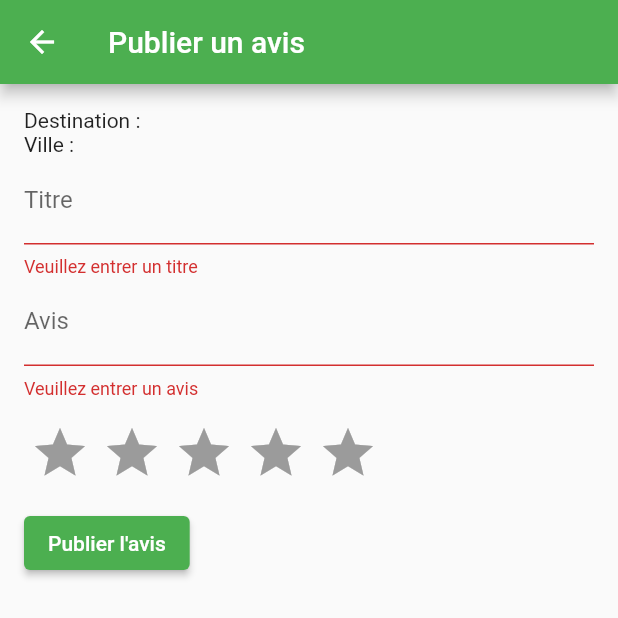
After one commit to MauroHEG/CHARTER_SA, a Flutter app: the ReviewScreen screen opened directly, after a tap on an icon or button, on a phone screen of 412 x 824 dp, the top half of it. The commit adds this screen. Run offline on Flutter 3.47's test engine with Material 2 defaults, Android fonts, the phone set to English and light mode, and no system bars; drawn by our look-alikes of flutter_rating_bar; our stand-ins replace carousel_slider, cloud_firestore, dio, file_picker, firebase_auth, firebase_core and 7 more; missing offline and left inert: flutter_downloader, flutter_pdfview, mime_type; accounts and stored records are empty.

Commit message:
ajout avis v1

```diff
--- /dev/null
+++ b/lib/models/review.dart
@@ -0,0 +1,27 @@
+class Review {
+  final String destination;
+  final String ville;
+  final String? titre;
+  final String? avis;
+  final int? note;
+  final List<String>? images; // Liste d'URLs des images
+
+  Review(
+      {required this.destination,
+      required this.ville,
+      this.titre,
+      this.avis,
+      this.note,
+      this.images});
+
+  Map<String, dynamic> toMap() {
+    return {
+      'destination': destination,
+      'ville': ville,
+      'titre': titre,
+      'avis': avis,
+      'note': note,
+      'images': images,
+    };
+  }
+}
--- a/lib/view/reservation_screen.dart
+++ b/lib/view/reservation_screen.dart
@@ -1,4 +1,5 @@
 import 'package:charter_appli_travaux_mro/models/reservation.dart';
+import 'package:charter_appli_travaux_mro/view/review_screen.dart';
 import 'package:flutter/material.dart';
 import 'package:cloud_firestore/cloud_firestore.dart';
 import 'package:charter_appli_travaux_mro/view/reservation_details_screen.dart';
@@ -61,12 +62,33 @@ class _ReservationScreenState extends State<ReservationScreen> {
           return ListView.builder(
             itemCount: reservations.length,
             itemBuilder: (BuildContext context, int index) {
+              DateTime finReservation =
+                  (reservations[index].dateFin as Timestamp).toDate();
+              bool reservationTerminee = DateTime.now().isAfter(finReservation);
+
               return Card(
                 child: ListTile(
                   title: Text(
                     'Réservation ${index + 1} - ${reservations[index].nomPays} - ${reservations[index].nomVille}',
                     style: const TextStyle(
                         fontSize: 18, fontWeight: FontWeight.bold),
+                  ),
+                  trailing: ElevatedButton(
+                    child: const Text('Poster un avis'),
+                    onPressed: reservationTerminee
+                        ? () {
+                            // Votre logique pour poster un avis va ici
+                            Navigator.push(
+                              context,
+                              MaterialPageRoute(
+                                builder: (context) => ReviewScreen(
+                                  destination: '',
+                                  ville: '',
+                                ),
+                              ),
+                            );
+                          }
+                        : null,
                   ),
                   onTap: () {
                     Navigator.push(
--- /dev/null
+++ b/lib/view/review_screen.dart
@@ -0,0 +1,103 @@
+import 'package:flutter/material.dart';
+import 'package:charter_appli_travaux_mro/models/review.dart';
+import 'package:flutter_rating_bar/flutter_rating_bar.dart'; // ajoutez cette dépendance à votre pubspec.yaml
+
+class ReviewScreen extends StatefulWidget {
+  final String destination;
+  final String ville;
+
+  ReviewScreen({required this.destination, required this.ville});
+
+  @override
+  _ReviewScreenState createState() => _ReviewScreenState();
+}
+
+class _ReviewScreenState extends State<ReviewScreen> {
+  final _formKey = GlobalKey<FormState>();
+  final TextEditingController _titreController = TextEditingController();
+  final TextEditingController _avisController = TextEditingController();
+  double _rating = 0;
+  List<String> _images = []; // Vous devrez implémenter le choix des images
+
+  @override
+  Widget build(BuildContext context) {
+    return Scaffold(
+      appBar: AppBar(
+        title: Text('Publier un avis'),
+      ),
+      body: SingleChildScrollView(
+        padding: const EdgeInsets.all(16),
+        child: Form(
+          key: _formKey,
+          child: Column(
+            crossAxisAlignment: CrossAxisAlignment.start,
+            children: [
+              Text('Destination : ${widget.destination}'),
+              Text('Ville : ${widget.ville}'),
+              TextFormField(
+                controller: _titreController,
+                decoration: const InputDecoration(
+                  labelText: 'Titre',
+                ),
+                validator: (value) {
+                  if (value == null || value.isEmpty) {
+                    return 'Veuillez entrer un titre';
+                  }
+                  return null;
+                },
+              ),
+              TextFormField(
+                controller: _avisController,
+                decoration: const InputDecoration(
+                  labelText: 'Avis',
+                ),
+                validator: (value) {
+                  if (value == null || value.isEmpty) {
+                    return 'Veuillez entrer un avis';
+                  }
+                  return null;
+                },
+              ),
+              SizedBox(height: 16),
+              RatingBar.builder(
+                initialRating: 0,
+                minRating: 1,
+                direction: Axis.horizontal,
+                allowHalfRating: false,
+                itemCount: 5,
+                itemPadding: EdgeInsets.symmetric(horizontal: 4.0),
+                itemBuilder: (context, _) => Icon(
+                  Icons.star,
+                  color: Colors.amber,
+                ),
+                onRatingUpdate: (rating) {
+                  _rating = rating;
+                },
+              ),
+              // Ajouter le widget pour choisir les images ici
+              SizedBox(height: 16),
+              ElevatedButton(
+                onPressed: () {
+                  if (_formKey.currentState!.validate()) {
+                    // Sauvegardez l'avis
+                    var review = Review(
+                      destination: widget.destination,
+                      ville: widget.ville,
+                      titre: _titreController.text,
+                      avis: _avisController.text,
+                      note: _rating.round(),
+                      images: _images,
+                    );
+                    // Ici vous pouvez appeler votre fonction pour sauvegarder l'avis dans la base de données
+                    print(review.toMap());
+                  }
+                },
+                child: Text('Publier l\'avis'),
+              ),
+            ],
+          ),
+        ),
+      ),
+    );
+  }
+}
--- a/pubspec.yaml
+++ b/pubspec.yaml
@@ -62,6 +62,7 @@ dependencies:
   dio: ^4.0.0
   flutter_downloader: ^1.7.1
   open_file: ^3.3.1
+  flutter_rating_bar: ^4.0.1
 
 dev_dependencies:
   flutter_test:
```
Also changed, not shown: pubspec.lock.
